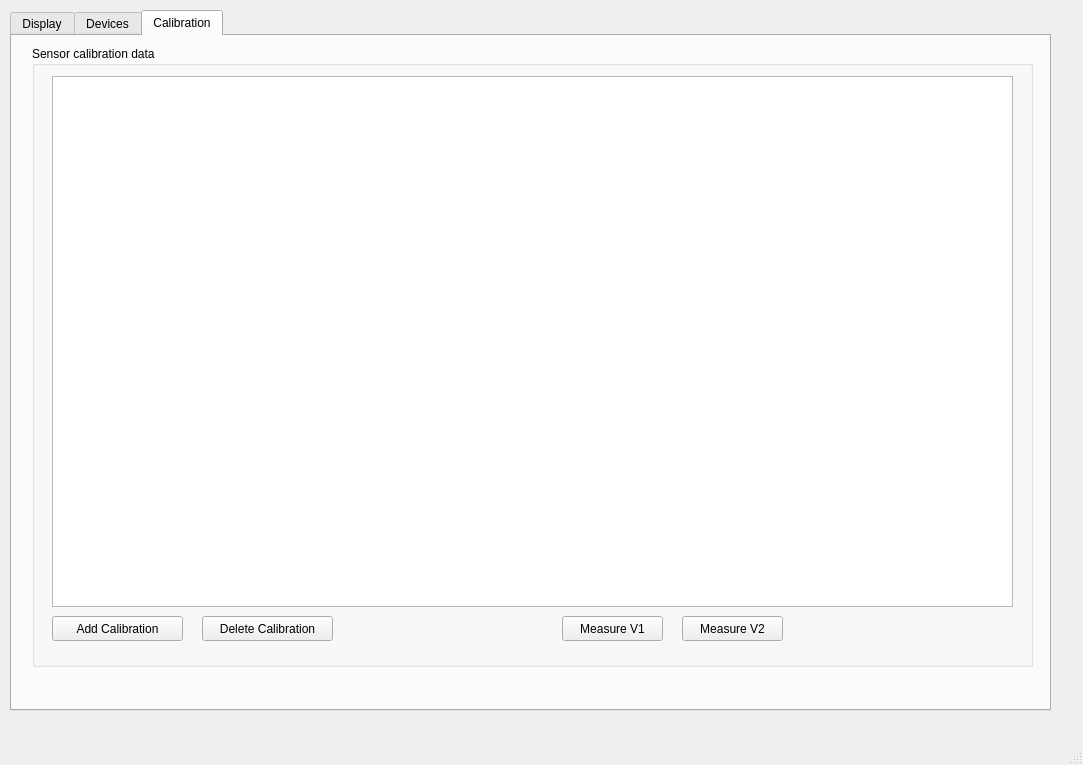
g4ixt/RFPowerMeter, file powerMeter.ui: the form before one commit.
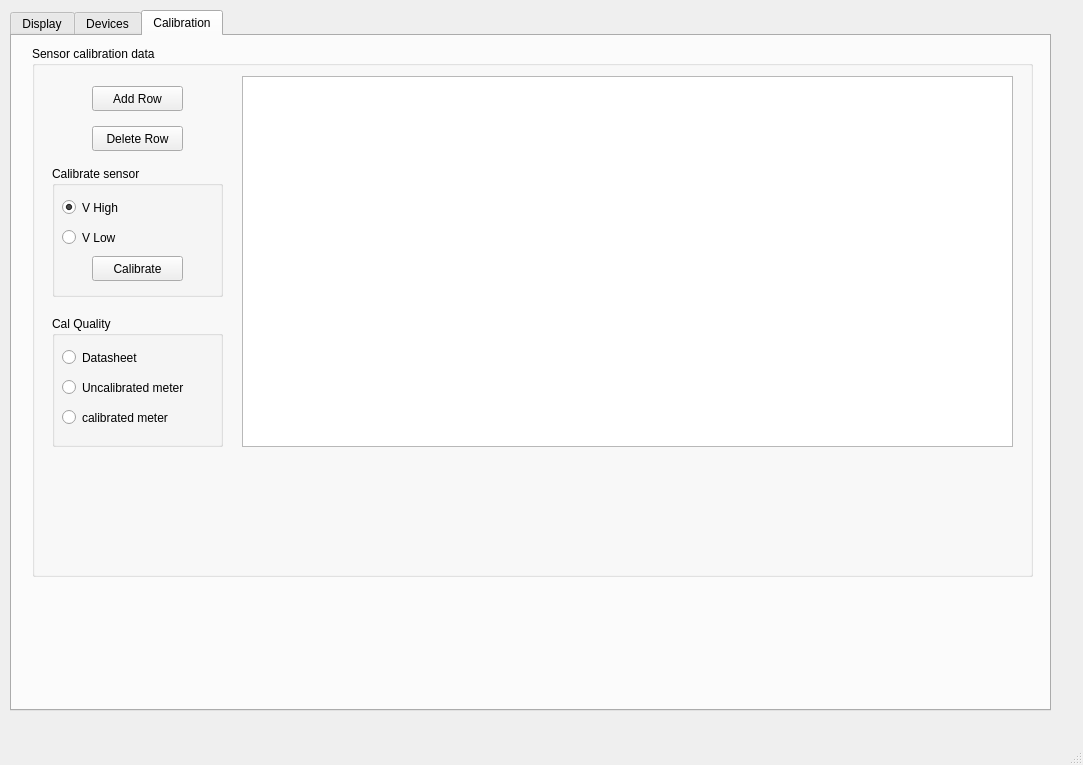
The form after the commit. The open tabs and pages were chosen to show the change. Custom widgets are drawn as their Qt base class.

```diff
--- a/powerMeter.ui
+++ b/powerMeter.ui
@@ -612,7 +612,7 @@
         <x>20</x>
         <y>10</y>
         <width>1001</width>
-        <height>621</height>
+        <height>531</height>
        </rect>
       </property>
       <property name="title">
@@ -621,10 +621,10 @@
       <widget class="QTableView" name="calTable">
        <property name="geometry">
         <rect>
-         <x>20</x>
+         <x>210</x>
          <y>30</y>
-         <width>961</width>
-         <height>531</height>
+         <width>771</width>
+         <height>371</height>
         </rect>
        </property>
        <property name="editTriggers">
@@ -636,59 +636,143 @@
        <property name="sortingEnabled">
         <bool>true</bool>
        </property>
-      </widget>
-      <widget class="QPushButton" name="measureV1">
-       <property name="geometry">
-        <rect>
-         <x>530</x>
-         <y>570</y>
-         <width>101</width>
-         <height>25</height>
-        </rect>
-       </property>
-       <property name="text">
-        <string>Measure V1</string>
-       </property>
-      </widget>
-      <widget class="QPushButton" name="measureV2">
-       <property name="geometry">
-        <rect>
-         <x>650</x>
-         <y>570</y>
-         <width>101</width>
-         <height>25</height>
-        </rect>
-       </property>
-       <property name="text">
-        <string>Measure V2</string>
-       </property>
+       <attribute name="verticalHeaderVisible">
+        <bool>false</bool>
+       </attribute>
       </widget>
       <widget class="QPushButton" name="addCalData">
        <property name="geometry">
         <rect>
-         <x>20</x>
-         <y>570</y>
-         <width>131</width>
+         <x>60</x>
+         <y>40</y>
+         <width>91</width>
          <height>25</height>
         </rect>
        </property>
        <property name="text">
-        <string>Add Calibration</string>
+        <string>Add Row</string>
        </property>
       </widget>
       <widget class="QPushButton" name="pushButton">
        <property name="geometry">
         <rect>
-         <x>170</x>
-         <y>570</y>
-         <width>131</width>
+         <x>60</x>
+         <y>80</y>
+         <width>91</width>
          <height>25</height>
         </rect>
        </property>
        <property name="text">
-        <string>Delete Calibration</string>
+        <string>Delete Row</string>
        </property>
       </widget>
+      <widget class="QGroupBox" name="groupBox_6">
+       <property name="geometry">
+        <rect>
+         <x>20</x>
+         <y>120</y>
+         <width>171</width>
+         <height>131</height>
+        </rect>
+       </property>
+       <property name="title">
+        <string>Calibrate sensor</string>
+       </property>
+       <widget class="QPushButton" name="calibrate">
+        <property name="geometry">
+         <rect>
+          <x>40</x>
+          <y>90</y>
+          <width>91</width>
+          <height>25</height>
+         </rect>
+        </property>
+        <property name="text">
+         <string>Calibrate</string>
+        </property>
+       </widget>
+       <widget class="QRadioButton" name="vHigh">
+        <property name="geometry">
+         <rect>
+          <x>10</x>
+          <y>30</y>
+          <width>71</width>
+          <height>23</height>
+         </rect>
+        </property>
+        <property name="text">
+         <string>V High</string>
+        </property>
+        <property name="checked">
+         <bool>true</bool>
+        </property>
+       </widget>
+       <widget class="QRadioButton" name="vLow">
+        <property name="geometry">
+         <rect>
+          <x>10</x>
+          <y>60</y>
+          <width>81</width>
+          <height>23</height>
+         </rect>
+        </property>
+        <property name="text">
+         <string>V Low</string>
+        </property>
+       </widget>
+      </widget>
+      <widget class="QGroupBox" name="groupBox_7">
+       <property name="geometry">
+        <rect>
+         <x>20</x>
+         <y>270</y>
+         <width>171</width>
+         <height>131</height>
+        </rect>
+       </property>
+       <property name="title">
+        <string>Cal Quality</string>
+       </property>
+       <widget class="QRadioButton" name="radioButton">
+        <property name="geometry">
+         <rect>
+          <x>10</x>
+          <y>30</y>
+          <width>106</width>
+          <height>23</height>
+         </rect>
+        </property>
+        <property name="text">
+         <string>Datasheet</string>
+        </property>
+       </widget>
+       <widget class="QRadioButton" name="radioButton_2">
+        <property name="geometry">
+         <rect>
+          <x>10</x>
+          <y>60</y>
+          <width>151</width>
+          <height>23</height>
+         </rect>
+        </property>
+        <property name="text">
+         <string>Uncalibrated meter</string>
+        </property>
+       </widget>
+       <widget class="QRadioButton" name="radioButton_3">
+        <property name="geometry">
+         <rect>
+          <x>10</x>
+          <y>90</y>
+          <width>141</width>
+          <height>23</height>
+         </rect>
+        </property>
+        <property name="text">
+         <string>calibrated meter</string>
+        </property>
+       </widget>
+      </widget>
      </widget>
     </widget>
    </widget>
```
Left out of the diff: 78 changed lines with no effect on the pictures.
